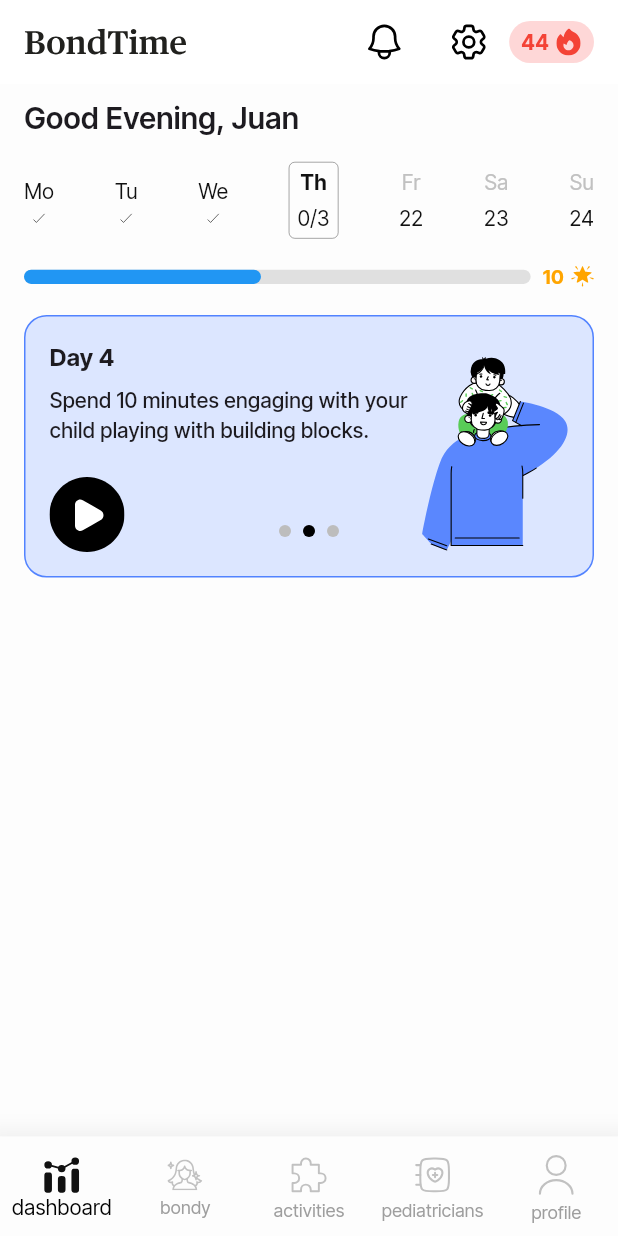
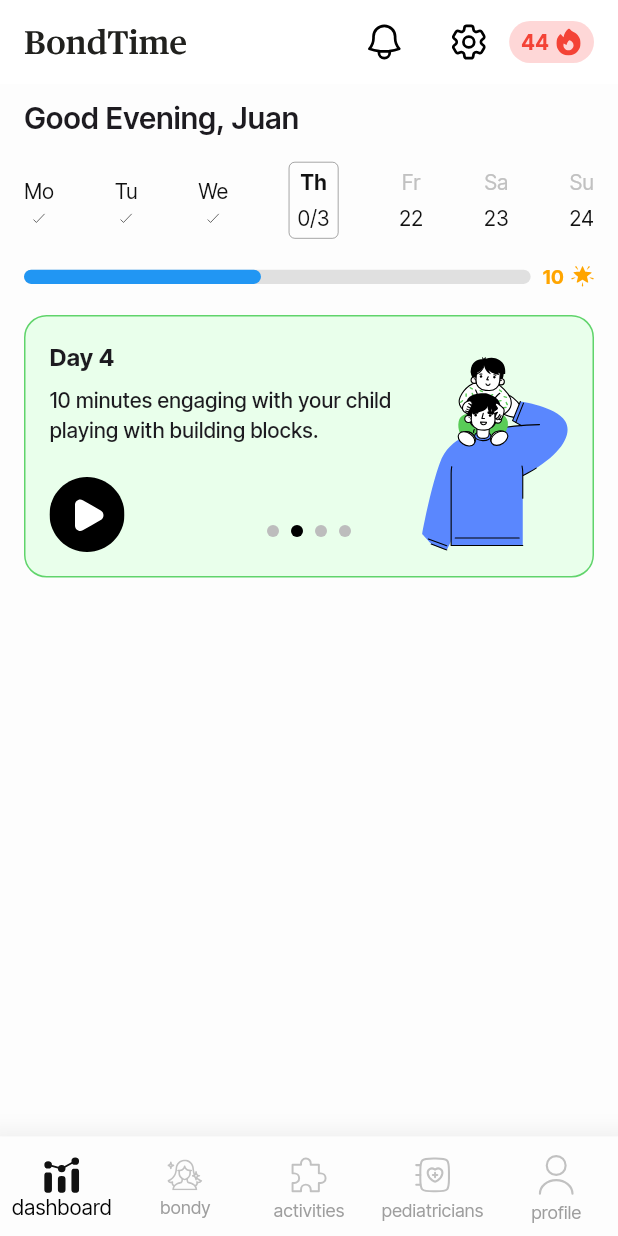
Before and after one commit to BondTime-New/Bondtime-App, a Flutter app: the screen it shows after launch, on a phone screen of 412 x 824 dp. Run offline on Flutter 3.47's test engine with Material 3 defaults, Android fonts, the phone set to English and light mode, and no system bars; our stand-ins replace flutter_svg.

Commit message:
fixed the acitivity card

```diff
--- a/lib/screens/dashboard.dart
+++ b/lib/screens/dashboard.dart
@@ -28,18 +28,23 @@ class _DashboardScreenState extends State<DashboardScreen> {
 
   final List<Map<String, String>> activities = [
     {
-      "day": "Day 3",
+      "day": "Day 4",
       "description": "Read a bedtime story to your child before sleep.",
       "icon": "assets/icons/activity1.svg",
     },
     {
       "day": "Day 4",
-      "description": "Spend 10 minutes engaging with your child playing with building blocks.",
+      "description": "10 minutes engaging with your child playing with building blocks.",
       "icon": "assets/icons/activity1.svg",
     },
     {
-      "day": "Day 5",
+      "day": "Day 4",
       "description": "Encourage your child to draw something they love.",
+      "icon": "assets/icons/activity1.svg",
+    },
+    {
+      "day": "Day 4", // ✅ Added new card
+      "description": "Take a short walk outside with your child for fresh air.",
       "icon": "assets/icons/activity1.svg",
     },
   ];
@@ -59,7 +64,7 @@ class _DashboardScreenState extends State<DashboardScreen> {
         actions: [
           IconButton(
             icon: SvgPicture.asset(
-              'assets/icons/notifications.svg', // Restored notification icon
+              'assets/icons/notifications.svg',
               height: 24,
               width: 24,
               color: Colors.black,
@@ -146,7 +151,7 @@ class _DashboardScreenState extends State<DashboardScreen> {
                 height: 175,
                 child: PageView.builder(
                   controller: _pageController,
-                  itemCount: activities.length,
+                  itemCount: activities.length, // ✅ Now includes 4 cards
                   onPageChanged: (index) {
                     setState(() {
                       currentPage = index;
--- a/lib/widgets/activity_card.dart
+++ b/lib/widgets/activity_card.dart
@@ -18,20 +18,31 @@ class ActivityCard extends StatelessWidget {
     required this.totalPages,
   });
 
+  // Colors for each card
+  final List<Map<String, Color>> cardColors = [
+    {"fill": Color(0xFFDCE6FF), "stroke": Color(0xFF5283FF)}, // Blue
+    {"fill": Color(0xFFE9FFEB), "stroke": Color(0xFF60D46B)}, // Green
+    {"fill": Color(0xFFFFF2CF), "stroke": Color(0xFFF6CE61)}, // Yellow
+    {"fill": Color(0xFFFFEAEA), "stroke": Color(0xFFEB9595)}, // Red
+  ];
+
   @override
   Widget build(BuildContext context) {
+    final fillColor = cardColors[index]["fill"] ?? Color(0xFFDCE6FF);
+    final strokeColor = cardColors[index]["stroke"] ?? Color(0xFF5283FF);
+
     return Container(
       width: 380,
       height: 175,
       padding: EdgeInsets.all(16),
       decoration: BoxDecoration(
-        color: Color(0xFFDCE6FF),
+        color: fillColor, // Dynamic Fill Color
         borderRadius: BorderRadius.circular(15),
-        border: Border.all(color: Color(0xFF5283FF), width: 1),
+        border: Border.all(color: strokeColor, width: 1), // Dynamic Stroke Color
       ),
       child: Stack(
         children: [
-          // Day Title (Fixed Position)
+          // Day Title
           Positioned(
             top: 0,
             left: 0,
@@ -41,16 +52,16 @@ class ActivityCard extends StatelessWidget {
             ),
           ),
 
-          // Description (Constrained Width)
+          // Description with max width
           Positioned(
             top: 30,
             left: 0,
             child: SizedBox(
-              width: 250, // ✅ Set max width for description
+              width: 250,
               child: Text(
                 description,
                 style: TextStyle(fontSize: 14, fontWeight: FontWeight.w500),
-                softWrap: true, // Allow text wrapping
+                softWrap: true,
               ),
             ),
           ),
@@ -77,7 +88,7 @@ class ActivityCard extends StatelessWidget {
             ),
           ),
 
-          // Page Indicators (Bottom Center)
+          // Page Indicators
           Positioned(
             bottom: 10,
             left: 0,
```
